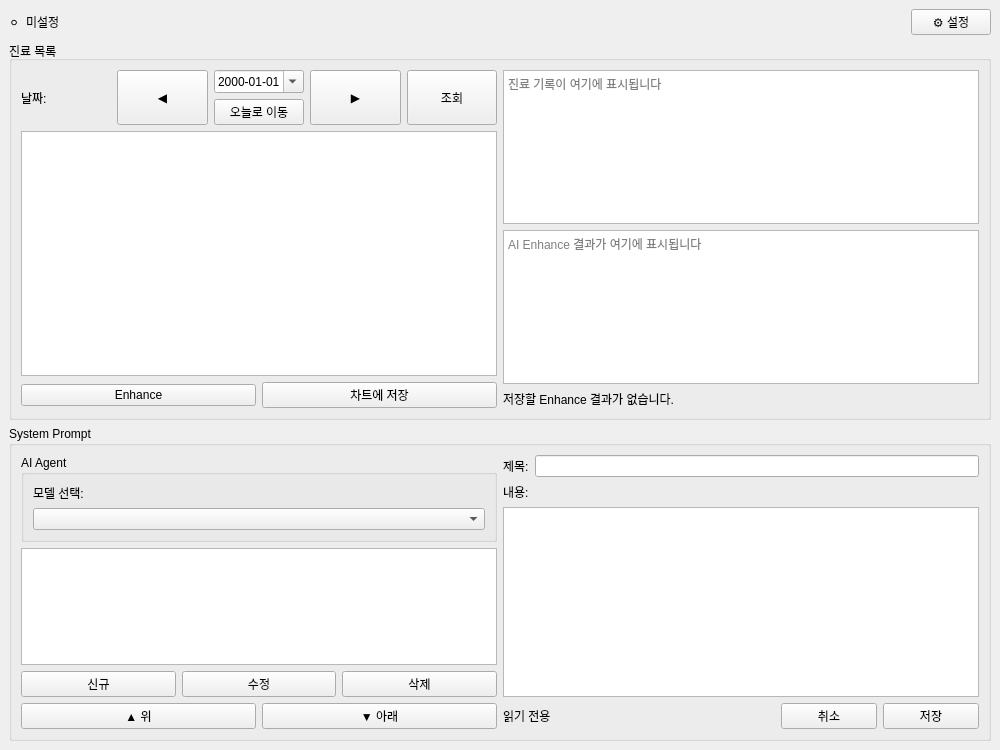
Qt form src/ai_builder/ui/forms/main_window.ui (vincereway/Ai-Builder) before a commit.
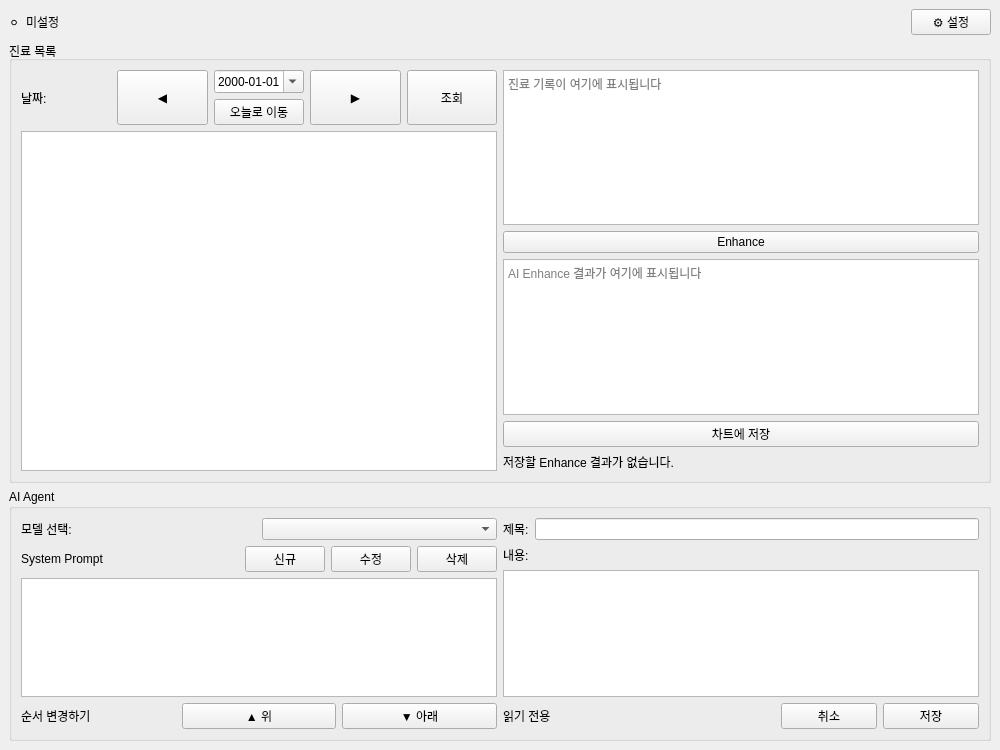
The same form after that commit.

Diff of the .ui file:
```diff
--- a/src/ai_builder/ui/forms/main_window.ui
+++ b/src/ai_builder/ui/forms/main_window.ui
@@ -131,24 +131,6 @@
          <item>
           <widget class="QListWidget" name="list_encounters"/>
          </item>
-         <item>
-          <layout class="QHBoxLayout" name="horizontalLayout">
-           <item>
-            <widget class="QPushButton" name="btn_enhance">
-             <property name="text">
-              <string>Enhance</string>
-             </property>
-            </widget>
-           </item>
-           <item>
-            <widget class="QPushButton" name="btn_save_to_sigma">
-             <property name="text">
-              <string>차트에 저장</string>
-             </property>
-            </widget>
-           </item>
-          </layout>
-         </item>
         </layout>
        </item>
        <item>
@@ -163,6 +145,13 @@
            </property>
           </widget>
          </item>
+                         <item>
+                              <widget class="QPushButton" name="btn_enhance">
+                               <property name="text">
+                                    <string>Enhance</string>
+                               </property>
+                              </widget>
+                         </item>
          <item>
           <widget class="QPlainTextEdit" name="txt_enhanced_result">
            <property name="placeholderText">
@@ -170,6 +159,13 @@
            </property>
           </widget>
          </item>
+                         <item>
+                              <widget class="QPushButton" name="btn_save_to_sigma">
+                               <property name="text">
+                                    <string>차트에 저장</string>
+                               </property>
+                              </widget>
+                         </item>
          <item>
           <widget class="QLabel" name="lbl_enhanced_result_status">
            <property name="text">
@@ -185,17 +181,13 @@
     <item>
      <widget class="QGroupBox" name="group_system_prompts">
       <property name="title">
-       <string>System Prompt</string>
-      </property>
-      <layout class="QHBoxLayout">
-       <item>
-        <layout class="QVBoxLayout">
-            <item>
-            <widget class="QGroupBox" name="group_ai">
-             <property name="title">
               <string>AI Agent</string>
              </property>
+      <layout class="QHBoxLayout">
+       <item>
              <layout class="QVBoxLayout">
+                 <item>
+                   <layout class="QHBoxLayout" name="horizontalLayout_ai_agent_selector">
               <item>
                <widget class="QLabel" name="label_ai_agent">
                 <property name="text">
@@ -207,13 +199,29 @@
                <widget class="QComboBox" name="combo_ai_agent"/>
               </item>
              </layout>
+                  </item>
+                  <item>
+                   <layout class="QHBoxLayout" name="horizontalLayout_system_prompt_header">
+                    <item>
+                     <widget class="QLabel" name="label_system_prompt_list">
+                      <property name="text">
+                       <string>System Prompt</string>
+                      </property>
             </widget>
             </item>
          <item>
-          <widget class="QListWidget" name="list_system_prompts"/>
-         </item>
-         <item>
-          <layout class="QHBoxLayout">
+                     <spacer>
+                      <property name="orientation">
+                       <enum>Qt::Orientation::Horizontal</enum>
+                      </property>
+                      <property name="sizeHint" stdset="0">
+                       <size>
+                        <width>40</width>
+                        <height>20</height>
+                       </size>
+                      </property>
+                     </spacer>
+                    </item>
            <item>
             <widget class="QPushButton" name="btn_sp_new">
              <property name="text">
@@ -237,8 +245,18 @@
            </item>
           </layout>
          </item>
+         <item>
+          <widget class="QListWidget" name="list_system_prompts"/>
+         </item>
          <item>
           <layout class="QHBoxLayout">
+                                    <item>
+                                          <widget class="QLabel" name="label_sp_reorder">
+                                           <property name="text">
+                                                 <string>순서 변경하기</string>
+                                           </property>
+                                          </widget>
+                                    </item>
            <item>
             <widget class="QPushButton" name="btn_sp_move_up">
              <property name="text">
```
Lines whose indentation alone changed are shown as unchanged.
